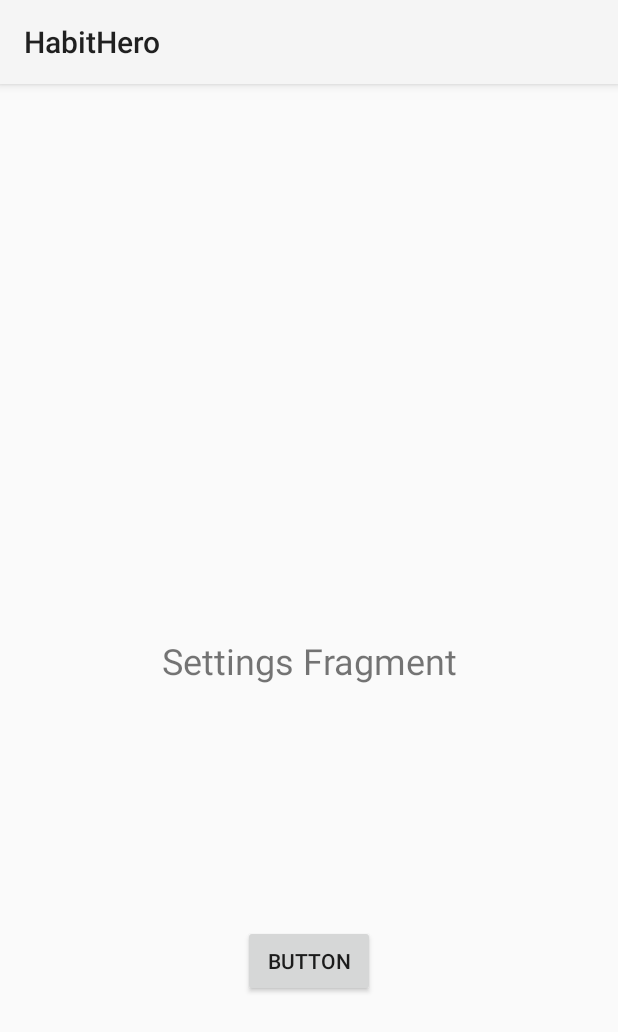
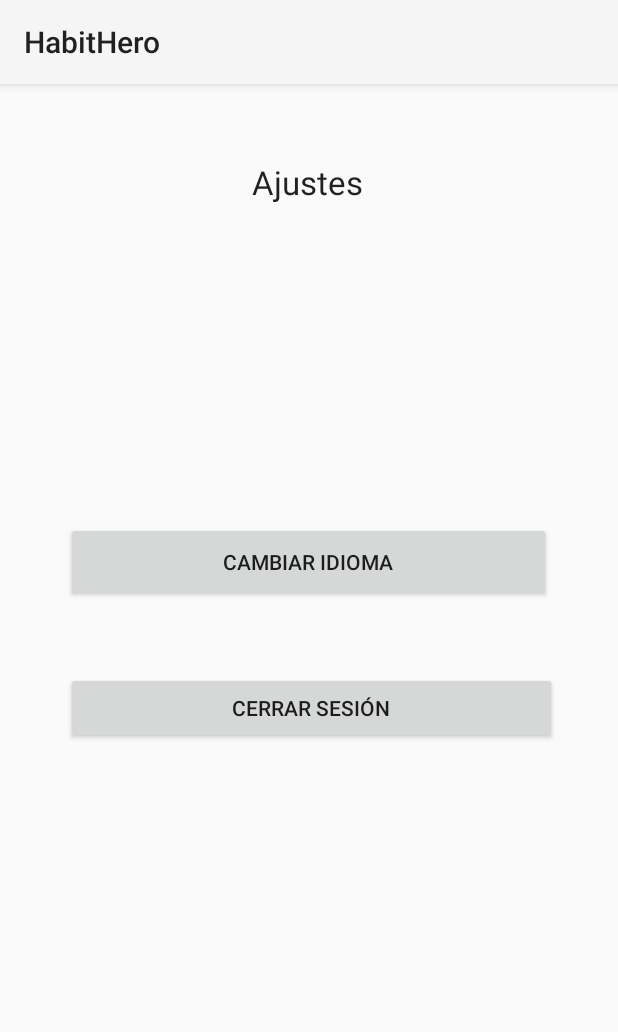
Before and after one commit to AlejandroVialardSantana/HabitHero, an Android app: the fragment SettingsFragment shown on its own in the app's theme, on a phone screen of 412 x 824 dp. Shown: the top 1032 px of the screen. Run offline under Robolectric (Android 15) with nearby library versions, the phone set to English and light mode, and no system bars; our stand-ins replace Firebase (no records; nobody signed in at launch, a user with empty details on screens opened directly).

Commit message:
FEAT: Cambio de idioma
Español e Inglés

```diff
--- a/app/src/main/java/com/avs/habithero/ui/activities/HomeActivity.kt
+++ b/app/src/main/java/com/avs/habithero/ui/activities/HomeActivity.kt
@@ -1,15 +1,13 @@
 package com.avs.habithero.ui.activities
 
 import android.os.Bundle
-import androidx.appcompat.app.AppCompatActivity
 import androidx.navigation.fragment.NavHostFragment
 import androidx.navigation.ui.onNavDestinationSelected
 import com.avs.habithero.R
 import com.avs.habithero.databinding.ActivityHomeBinding
-import com.avs.habithero.databinding.ActivityLoginBinding
 import com.google.android.material.bottomnavigation.BottomNavigationView
 
-class HomeActivity: AppCompatActivity() {
+class HomeActivity: BaseActivity() {
 
     private lateinit var binding: ActivityHomeBinding
 
--- a/app/src/main/java/com/avs/habithero/ui/activities/LoginActivity.kt
+++ b/app/src/main/java/com/avs/habithero/ui/activities/LoginActivity.kt
@@ -4,12 +4,11 @@ import android.content.Intent
 import android.os.Bundle
 import android.util.Patterns
 import android.widget.Toast
-import androidx.appcompat.app.AppCompatActivity
 import com.avs.habithero.databinding.ActivityLoginBinding
 import com.avs.habithero.repository.AuthRepository
 import com.avs.habithero.viewmodel.AuthViewModel
 
-class LoginActivity : AppCompatActivity() {
+class LoginActivity : BaseActivity() {
 
     private lateinit var binding: ActivityLoginBinding
     private lateinit var authViewModel: AuthViewModel
--- a/app/src/main/java/com/avs/habithero/ui/activities/MainActivity.kt
+++ b/app/src/main/java/com/avs/habithero/ui/activities/MainActivity.kt
@@ -2,12 +2,11 @@ package com.avs.habithero.ui.activities
 
 import android.content.Intent
 import android.os.Bundle
-import androidx.appcompat.app.AppCompatActivity
 import com.avs.habithero.databinding.ActivityMainBinding
 import com.avs.habithero.repository.AuthRepository
 import com.avs.habithero.viewmodel.AuthViewModel
 
-class MainActivity: AppCompatActivity() {
+class MainActivity: BaseActivity() {
 
     private lateinit var binding: ActivityMainBinding
     private val authRepository = AuthRepository()
@@ -15,6 +14,7 @@ class MainActivity: AppCompatActivity() {
 
     override fun onCreate(savedInstanceState: Bundle?) {
         super.onCreate(savedInstanceState)
+
         binding = ActivityMainBinding.inflate(layoutInflater)
         setContentView(binding.root)
 
--- a/app/src/main/java/com/avs/habithero/ui/activities/SignUpActivity.kt
+++ b/app/src/main/java/com/avs/habithero/ui/activities/SignUpActivity.kt
@@ -4,12 +4,11 @@ import android.content.Intent
 import android.os.Bundle
 import android.util.Patterns
 import android.widget.Toast
-import androidx.appcompat.app.AppCompatActivity
 import com.avs.habithero.databinding.ActivitySignUpBinding
 import com.avs.habithero.repository.AuthRepository
 import com.avs.habithero.viewmodel.AuthViewModel
 
-class SignUpActivity : AppCompatActivity() {
+class SignUpActivity : BaseActivity() {
 
     private lateinit var binding: ActivitySignUpBinding
     private lateinit var viewModel: AuthViewModel
--- a/app/src/main/res/layout/fragment_settings.xml
+++ b/app/src/main/res/layout/fragment_settings.xml
@@ -6,24 +6,41 @@
     android:layout_height="match_parent">
 
     <TextView
-        android:id="@+id/textView"
+        android:id="@+id/textViewSettingsHeader"
         android:layout_width="wrap_content"
         android:layout_height="wrap_content"
-        android:text="Settings Fragment"
-        android:textSize="24sp"
+        android:text="@string/settings"
+        android:textAppearance="@style/TextAppearance.AppCompat.Large"
         app:layout_constraintBottom_toBottomOf="parent"
-        app:layout_constraintLeft_toLeftOf="parent"
-        app:layout_constraintRight_toRightOf="parent"
-        app:layout_constraintTop_toTopOf="parent" />
+        app:layout_constraintEnd_toEndOf="parent"
+        app:layout_constraintHorizontal_bias="0.498"
+        app:layout_constraintStart_toStartOf="parent"
+        app:layout_constraintTop_toTopOf="parent"
+        app:layout_constraintVertical_bias="0.069" />
+
+    <Button
+        android:id="@+id/changeLanguage"
+        android:layout_width="323dp"
+        android:layout_height="53dp"
+        android:layout_marginStart="44dp"
+        android:layout_marginTop="32dp"
+        android:text="@string/change_language"
+        app:layout_constraintBottom_toBottomOf="parent"
+        app:layout_constraintStart_toStartOf="parent"
+        app:layout_constraintTop_toBottomOf="@id/textViewSettingsHeader"
+        app:layout_constraintVertical_bias="0.299" />
 
     <Button
         android:id="@+id/signOut"
-        android:layout_width="wrap_content"
-        android:layout_height="wrap_content"
-        android:text="Button"
+        android:layout_width="327dp"
+        android:layout_height="48dp"
+        android:layout_marginTop="16dp"
+        android:text="@string/sign_out"
         app:layout_constraintBottom_toBottomOf="parent"
         app:layout_constraintEnd_toEndOf="parent"
+        app:layout_constraintHorizontal_bias="0.523"
         app:layout_constraintStart_toStartOf="parent"
-        app:layout_constraintTop_toBottomOf="@+id/textView" />
+        app:layout_constraintTop_toBottomOf="@id/changeLanguage"
+        app:layout_constraintVertical_bias="0.086" />
 
 </androidx.constraintlayout.widget.ConstraintLayout>
--- /dev/null
+++ b/app/src/main/res/values/arrays.xml
@@ -0,0 +1,11 @@
+<?xml version="1.0" encoding="utf-8"?>
+<resources>
+    <string-array name="languages" >
+        <item>Español</item>
+        <item>Inglés</item>
+    </string-array>
+    <string-array name="language_codes">
+        <item>es</item>
+        <item>en</item>
+    </string-array>
+</resources>
--- a/app/src/main/res/values/strings.xml
+++ b/app/src/main/res/values/strings.xml
@@ -27,4 +27,12 @@
     <!-- Home Fragment -->
     <string name="welcome_message">¡Bienvenido a HabitHero!</string>
     <string name="sub_welcome_message">Comienza añadiendo los hábitos que quieras cumplir</string>
+
+    <!-- Settings Fragment -->
+    <string name="change_language">Cambiar idioma</string>
+    <string name="sign_out">Cerrar sesión</string>
+
+    <!-- Language Dialog -->
+    <string name="select_language">Selecciona idioma</string>
+
 </resources>
```
Also changed, not shown: app/src/main/java/com/avs/habithero/ui/activities/BaseActivity.kt (added, +36 -0 lines), app/src/main/java/com/avs/habithero/ui/fragments/SettingsFragment.kt (+43 -0 lines), 4 other files.
